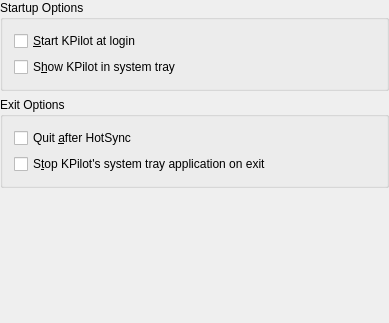
Above: kpilot/kpilot/config_page_startup.ui from chusopr/kdepim-ktimetracker-akonadi before the change. Below: the same form after it.
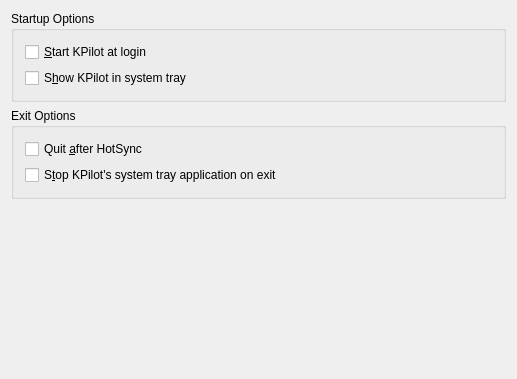
That is the form after the change. Custom widgets are drawn as their Qt base class.

Diff of the .ui file:
```diff
--- a/kpilot/kpilot/config_page_startup.ui
+++ b/kpilot/kpilot/config_page_startup.ui
@@ -8,57 +8,16 @@
    <rect>
     <x>0</x>
     <y>0</y>
-    <width>389</width>
-    <height>323</height>
+    <width>473</width>
+    <height>379</height>
    </rect>
   </property>
   <property name="windowTitle" >
    <string>KPilot Options</string>
   </property>
   <layout class="QGridLayout" >
-   <property name="leftMargin" >
-    <number>0</number>
-   </property>
-   <property name="topMargin" >
-    <number>0</number>
-   </property>
-   <property name="rightMargin" >
-    <number>0</number>
-   </property>
-   <property name="bottomMargin" >
-    <number>0</number>
-   </property>
-   <item row="1" column="0" >
-    <widget class="Q3GroupBox" name="groupBox4" >
-     <property name="title" >
-      <string>Exit Options</string>
-     </property>
-     <layout class="QGridLayout" >
-      <item row="1" column="0" >
-       <widget class="QCheckBox" name="fKillDaemonOnExit" >
-        <property name="whatsThis" >
-         <string>&lt;qt>Check this box to stop the KPilot daemon when you quit KPilot (only if KPilot started the daemon itself).&lt;/qt></string>
-        </property>
-        <property name="text" >
-         <string>S&amp;top KPilot's system tray application on exit</string>
-        </property>
-       </widget>
-      </item>
-      <item row="0" column="0" >
-       <widget class="QCheckBox" name="fQuitAfterSync" >
-        <property name="whatsThis" >
-         <string>&lt;qt>Check this box to stop both KPilot and the KPilot daemon after the HotSync finishes. This may be useful for systems where KPilot is started by the USB daemon.&lt;/qt></string>
-        </property>
-        <property name="text" >
-         <string>Quit &amp;after HotSync</string>
-        </property>
-       </widget>
-      </item>
-     </layout>
-    </widget>
-   </item>
    <item row="0" column="0" >
-    <widget class="Q3GroupBox" name="GroupBox1_2" >
+    <widget class="QGroupBox" name="groupBox" >
      <property name="title" >
       <string>Startup Options</string>
      </property>
@@ -86,6 +45,35 @@
      </layout>
     </widget>
    </item>
+   <item row="1" column="0" >
+    <widget class="QGroupBox" name="groupBox_2" >
+     <property name="title" >
+      <string>Exit Options</string>
+     </property>
+     <layout class="QGridLayout" >
+      <item row="0" column="0" >
+       <widget class="QCheckBox" name="fQuitAfterSync" >
+        <property name="whatsThis" >
+         <string>&lt;qt>Check this box to stop both KPilot and the KPilot daemon after the HotSync finishes. This may be useful for systems where KPilot is started by the USB daemon.&lt;/qt></string>
+        </property>
+        <property name="text" >
+         <string>Quit &amp;after HotSync</string>
+        </property>
+       </widget>
+      </item>
+      <item row="1" column="0" >
+       <widget class="QCheckBox" name="fKillDaemonOnExit" >
+        <property name="whatsThis" >
+         <string>&lt;qt>Check this box to stop the KPilot daemon when you quit KPilot (only if KPilot started the daemon itself).&lt;/qt></string>
+        </property>
+        <property name="text" >
+         <string>S&amp;top KPilot's system tray application on exit</string>
+        </property>
+       </widget>
+      </item>
+     </layout>
+    </widget>
+   </item>
    <item row="2" column="0" >
     <spacer>
      <property name="orientation" >
@@ -96,8 +84,8 @@
      </property>
      <property name="sizeHint" >
       <size>
-       <width>20</width>
-       <height>31</height>
+       <width>495</width>
+       <height>80</height>
       </size>
      </property>
     </spacer>
@@ -106,14 +94,6 @@
  </widget>
  <layoutdefault spacing="6" margin="11" />
  <pixmapfunction>qPixmapFromMimeSource</pixmapfunction>
- <customwidgets>
-  <customwidget>
-   <class>Q3GroupBox</class>
-   <extends>QGroupBox</extends>
-   <header>Qt3Support/Q3GroupBox</header>
-   <container>1</container>
-  </customwidget>
- </customwidgets>
  <resources/>
  <connections/>
 </ui>
```
